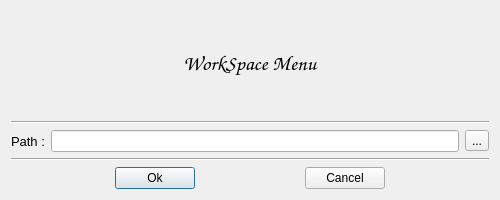
Qt form view/workspaceform.ui (DEKHTIARJonathan/LO21-Project) before a commit.
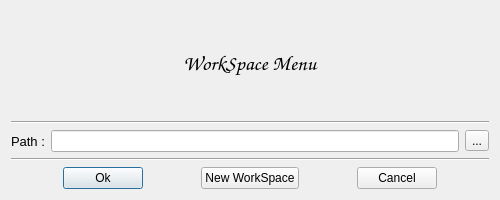
The same form after that commit.

Patch:
```diff
--- a/view/workspaceform.ui
+++ b/view/workspaceform.ui
@@ -119,6 +119,26 @@
        </property>
       </spacer>
      </item>
+     <item>
+      <widget class="QPushButton" name="newWorkSpaceButton">
+       <property name="text">
+        <string>New WorkSpace</string>
+       </property>
+      </widget>
+     </item>
+     <item>
+      <spacer name="horizontalSpacer_4">
+       <property name="orientation">
+        <enum>Qt::Horizontal</enum>
+       </property>
+       <property name="sizeHint" stdset="0">
+        <size>
+         <width>40</width>
+         <height>20</height>
+        </size>
+       </property>
+      </spacer>
+     </item>
      <item>
       <widget class="QPushButton" name="cancelButton">
        <property name="text">
```
